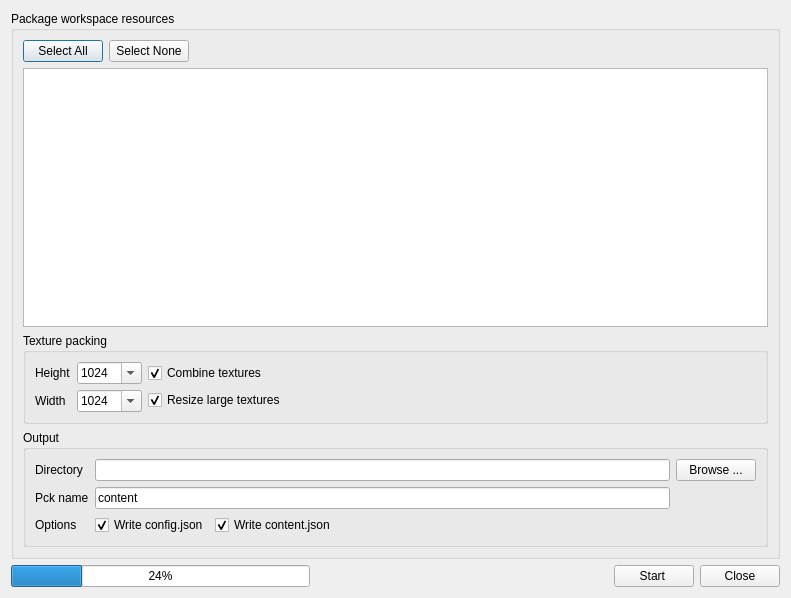
The window that editor/gui/dlgpackage.ui (ensisoft/detonator) describes before a commit, drawn with Qt 5.
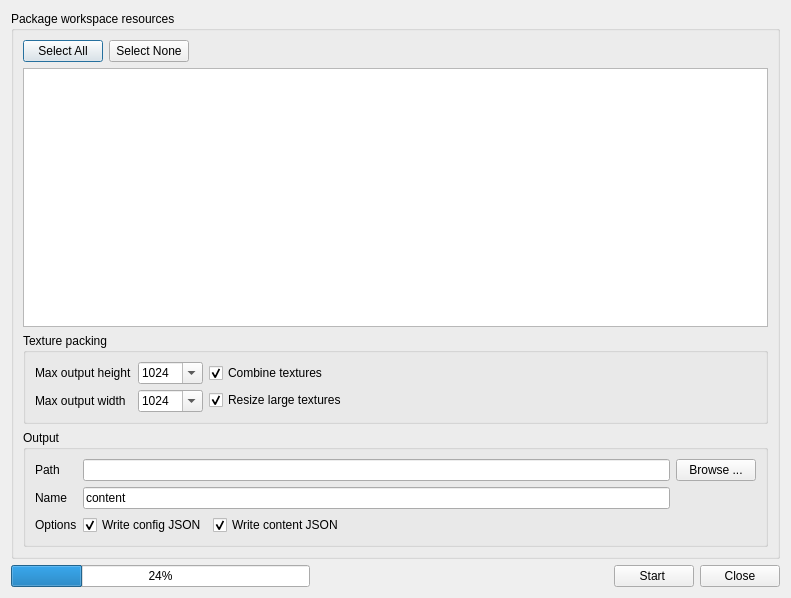
The same window after the commit. Icons and pictures are not drawn.

Diff of the .ui file:
```diff
--- a/editor/gui/dlgpackage.ui
+++ b/editor/gui/dlgpackage.ui
@@ -69,7 +69,7 @@
            <item row="0" column="0">
             <widget class="QLabel" name="label_4">
              <property name="text">
-              <string>Height</string>
+              <string>Max output height</string>
              </property>
             </widget>
            </item>
@@ -131,7 +131,7 @@
            <item row="1" column="0">
             <widget class="QLabel" name="label_3">
              <property name="text">
-              <string>Width</string>
+              <string>Max output width</string>
              </property>
             </widget>
            </item>
@@ -241,7 +241,7 @@
          <item row="1" column="0">
           <widget class="QLabel" name="label_2">
            <property name="text">
-            <string>Pck name</string>
+            <string>Name</string>
            </property>
           </widget>
          </item>
@@ -258,7 +258,7 @@
          <item row="0" column="0">
           <widget class="QLabel" name="label">
            <property name="text">
-            <string>Directory</string>
+            <string>Path</string>
            </property>
           </widget>
          </item>
@@ -281,7 +281,7 @@
            <item>
             <widget class="QCheckBox" name="chkWriteConfig">
              <property name="text">
-              <string>Write config.json</string>
+              <string>Write config JSON</string>
              </property>
              <property name="checked">
               <bool>true</bool>
@@ -291,7 +291,7 @@
            <item>
             <widget class="QCheckBox" name="chkWriteContent">
              <property name="text">
-              <string>Write content.json</string>
+              <string>Write content JSON</string>
              </property>
              <property name="checked">
               <bool>true</bool>
```
